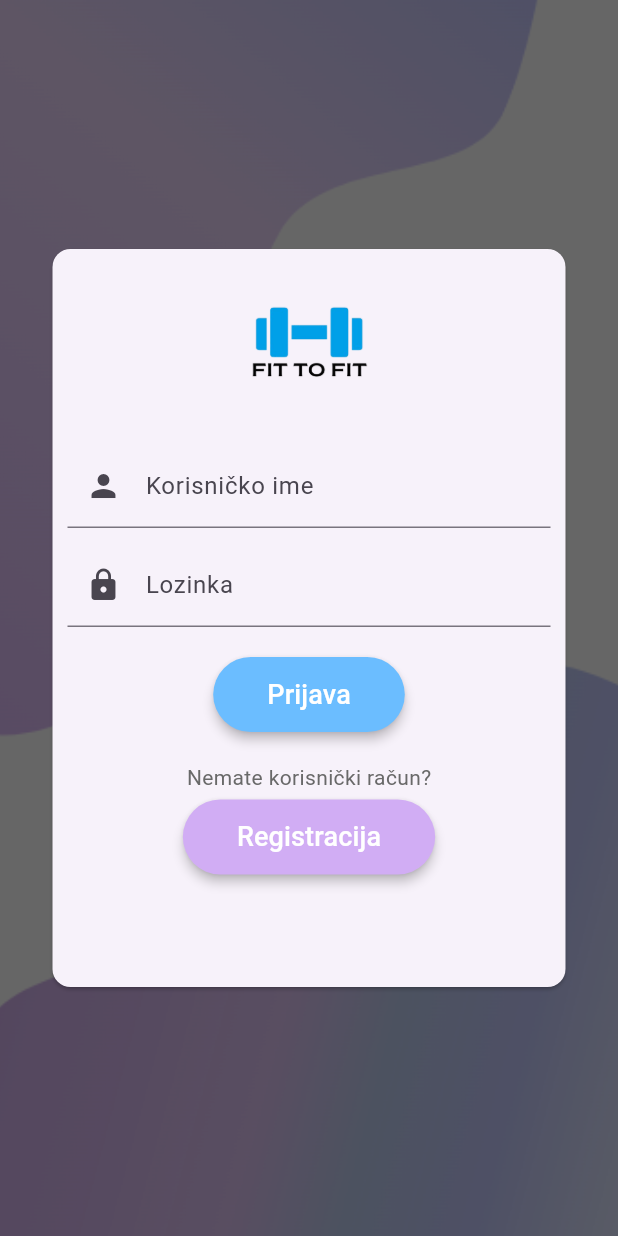
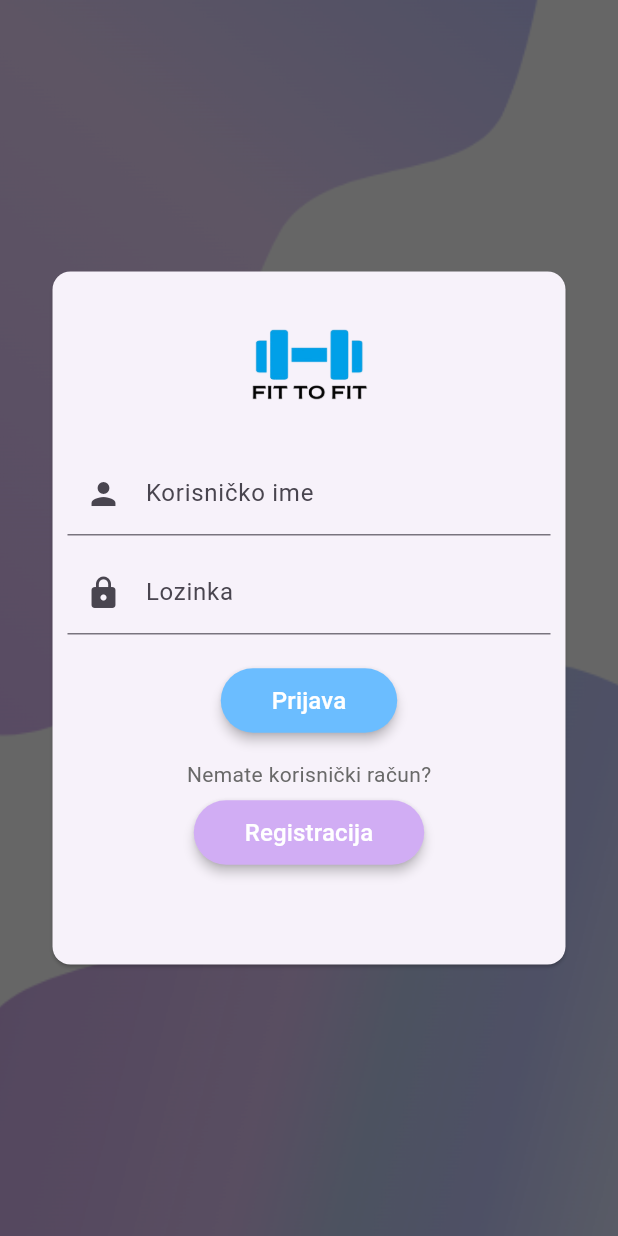
Before and after one commit to harisapoturovic/FitToFit, a Flutter app: the screen it shows after launch, on a phone screen of 412 x 824 dp. Run offline on Flutter 3.47's test engine with Material 3 defaults, Android fonts, the light colour scheme and no system bars; our stand-ins replace file_picker, fl_chart, flutter_form_builder, pdf, pie_chart, printing and 1 more; missing offline and left inert: flutter_stripe, responsive_navigation_bar; accounts and stored records are empty; Roboto replaces fonts that are missing (Calibri); project files that could hold a hidden picture were left out.

Commit message:
final changes

```diff
--- a/FitToFit/UI/fittofit_mobile/lib/pages/login.dart
+++ b/FitToFit/UI/fittofit_mobile/lib/pages/login.dart
@@ -35,7 +35,7 @@ class LoginPage extends StatelessWidget {
               alignment: Alignment.center,
               child: Container(
                 constraints:
-                    const BoxConstraints(maxHeight: 500, maxWidth: 350),
+                    const BoxConstraints(maxHeight: 470, maxWidth: 350),
                 child: Card(
                   child: Padding(
                     padding: const EdgeInsets.all(10.0),
@@ -46,7 +46,7 @@ class LoginPage extends StatelessWidget {
                           height: 100,
                           width: 100,
                         ),
-                        const SizedBox(height: 20),
+                        const SizedBox(height: 10),
                         TextField(
                           decoration: const InputDecoration(
                             labelText: "Korisničko ime",
@@ -150,16 +150,16 @@ class LoginPage extends StatelessWidget {
                             elevation: 3,
                           ),
                           child: const Padding(
-                            padding: EdgeInsets.all(12.0),
+                            padding: EdgeInsets.all(10.0),
                             child: Text(
                               "Prijava",
                               style: TextStyle(
-                                fontSize: 18,
+                                fontSize: 16,
                               ),
                             ),
                           ),
                         ),
-                        const SizedBox(height: 20),
+                        const SizedBox(height: 15),
                         const Text("Nemate korisnički račun?",
                             style: TextStyle(
                                 color: Color.fromARGB(255, 105, 105, 105))),
@@ -183,11 +183,11 @@ class LoginPage extends StatelessWidget {
                             elevation: 3,
                           ),
                           child: const Padding(
-                            padding: EdgeInsets.all(12.0),
+                            padding: EdgeInsets.all(10.0),
                             child: Text(
                               "Registracija",
                               style: TextStyle(
-                                fontSize: 18,
+                                fontSize: 16,
                               ),
                             ),
                           ),
--- a/FitToFit/UI/fittofit_mobile/lib/pages/navpages/korisnik_profil.dart
+++ b/FitToFit/UI/fittofit_mobile/lib/pages/navpages/korisnik_profil.dart
@@ -821,7 +821,7 @@ class _ProfilePageState extends State<ProfilePage> {
     void cancelReservation(Rezervacije reservation) async {
       try {
         await _rezervacijeProvider.cancel(reservation.rezervacijaId);
-        _showAlertDialog("Uspješano otkazivanje",
+        _showAlertDialogEdit("Uspješano otkazivanje",
             "Rezervacija uspješno otkazana.", Colors.green);
       } catch (e) {
         _showAlertDialog("Greška", e.toString(), Colors.red);
```
Also changed, not shown: FitToFit/UI/fittofit_admin/lib/pages/treninzi.dart (+15 -6 lines), FitToFit/UI/fittofit_admin/lib/pages/treninzi_detalji.dart (+20 -16 lines).
